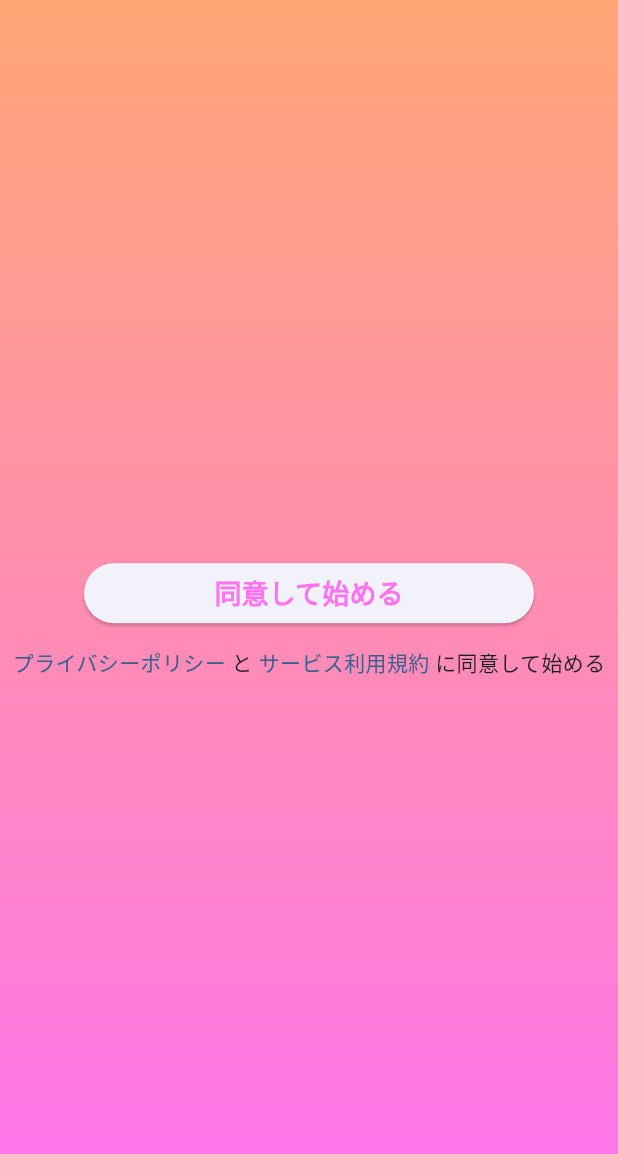
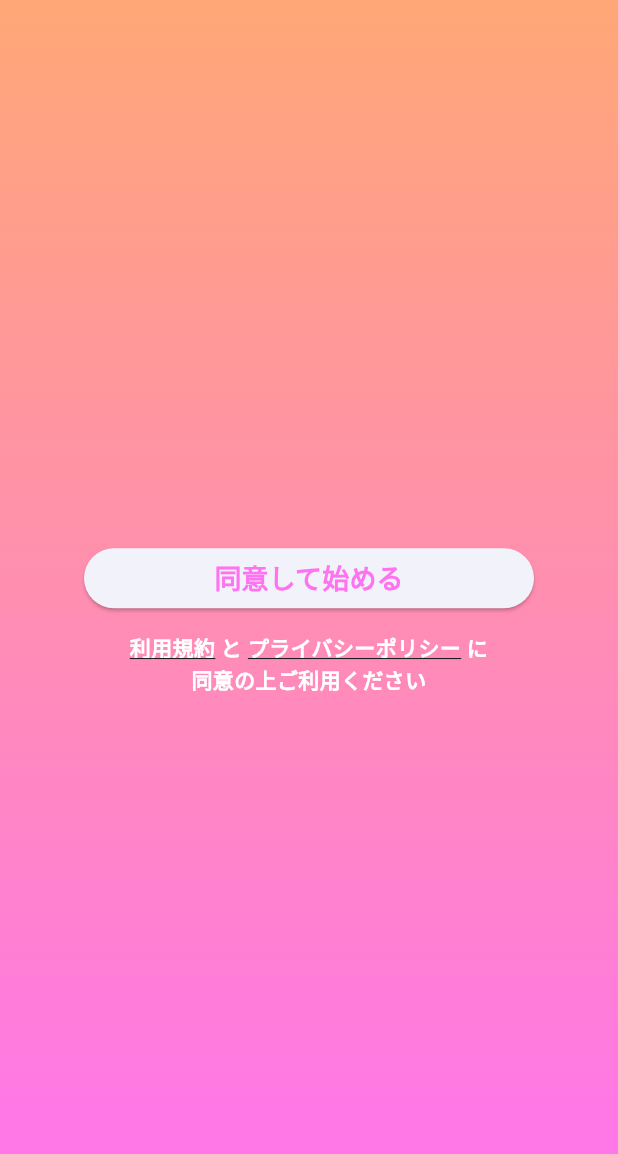
Before and after one commit to team-musashi/stamp-rally, a Flutter app: the LoginPage screen opened directly, on a phone screen of 412 x 824 dp. Shown: the top 1154 px of the screen. Run offline on Flutter 3.47's test engine with Material 2 defaults, Android fonts, the phone set to English and light mode, and no system bars; our stand-ins replace cloud_firestore, firebase_auth, firebase_core, flutter_riverpod, freezed_annotation, gap and 2 more; missing offline and left inert: roggle; accounts and stored records are empty.

Commit message:
🚀 feat: プラポリと規約のテキストデザインを変更

```diff
--- a/lib/presentation/component/agreement.dart
+++ b/lib/presentation/component/agreement.dart
@@ -4,7 +4,6 @@ import 'package:flutter_riverpod/flutter_riverpod.dart';
 
 import '../../application/url_launcher/url_launcher_service.dart';
 import '../../domain/entity/app_info.dart';
-import 'anchor_text.dart';
 
 /// 利用規約とプライバシーポリシーをまとめたウィジェット
 class Agreement extends ConsumerWidget {
@@ -13,12 +12,35 @@ class Agreement extends ConsumerWidget {
   @override
   Widget build(BuildContext context, WidgetRef ref) {
     return RichText(
+      textAlign: TextAlign.center,
       text: TextSpan(
         style: Theme.of(context).textTheme.bodyMedium,
         children: [
           TextSpan(
+            text: '利用規約',
+            style: const TextStyle(
+              color: Colors.white,
+              decoration: TextDecoration.underline,
+              fontWeight: FontWeight.bold,
+            ),
+            recognizer: TapGestureRecognizer()
+              ..onTap = () async {
+                await ref.read(urlLauncherServiceProvider).launch(
+                      ref.read(appInfoProvider).termsOfServiceUrl.toString(),
+                    );
+              },
+          ),
+          const TextSpan(
+            text: ' と ',
+            style: TextStyle(color: Colors.white, fontWeight: FontWeight.bold),
+          ),
+          TextSpan(
             text: 'プライバシーポリシー',
-            style: AnchorText.anchorStyleText(context),
+            style: const TextStyle(
+              color: Colors.white,
+              decoration: TextDecoration.underline,
+              fontWeight: FontWeight.bold,
+            ),
             recognizer: TapGestureRecognizer()
               ..onTap = () async {
                 await ref.read(urlLauncherServiceProvider).launch(
@@ -26,18 +48,13 @@ class Agreement extends ConsumerWidget {
                     );
               },
           ),
-          const TextSpan(text: ' と '),
-          TextSpan(
-            text: 'サービス利用規約',
-            style: AnchorText.anchorStyleText(context),
-            recognizer: TapGestureRecognizer()
-              ..onTap = () async {
-                await ref.read(urlLauncherServiceProvider).launch(
-                      ref.read(appInfoProvider).termsOfServiceUrl.toString(),
-                    );
-              },
+          const TextSpan(
+            text: ' に\n同意の上ご利用ください',
+            style: TextStyle(
+              color: Colors.white,
+              fontWeight: FontWeight.bold,
+            ),
           ),
-          const TextSpan(text: ' に同意して始める'),
         ],
       ),
     );
```
